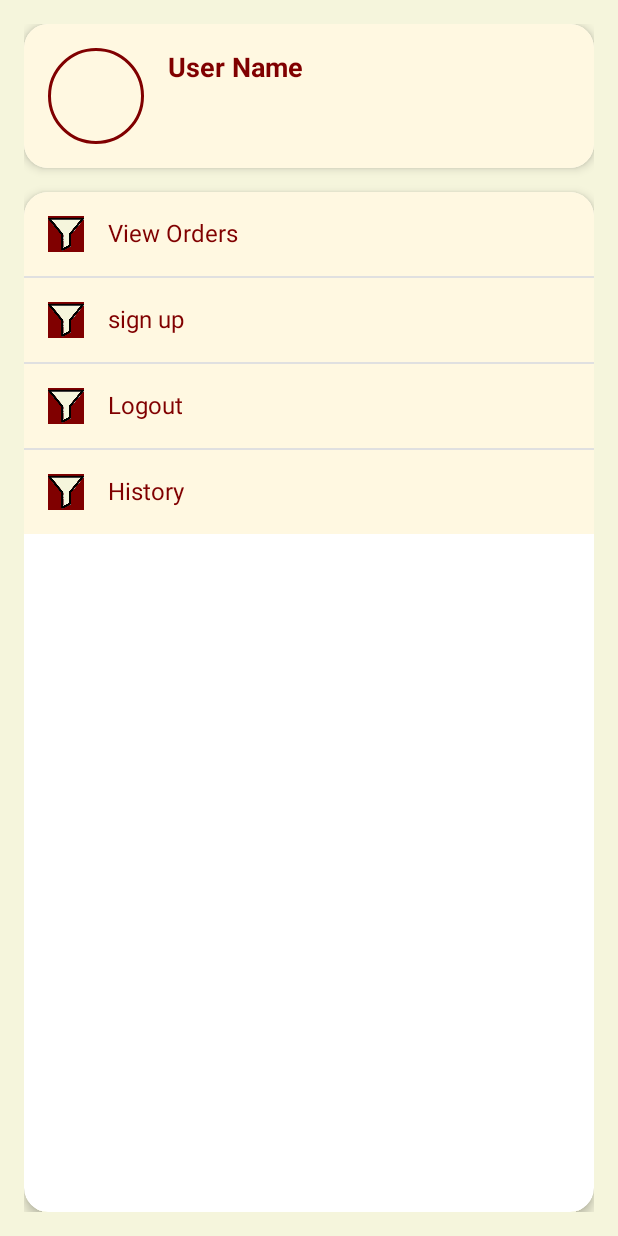
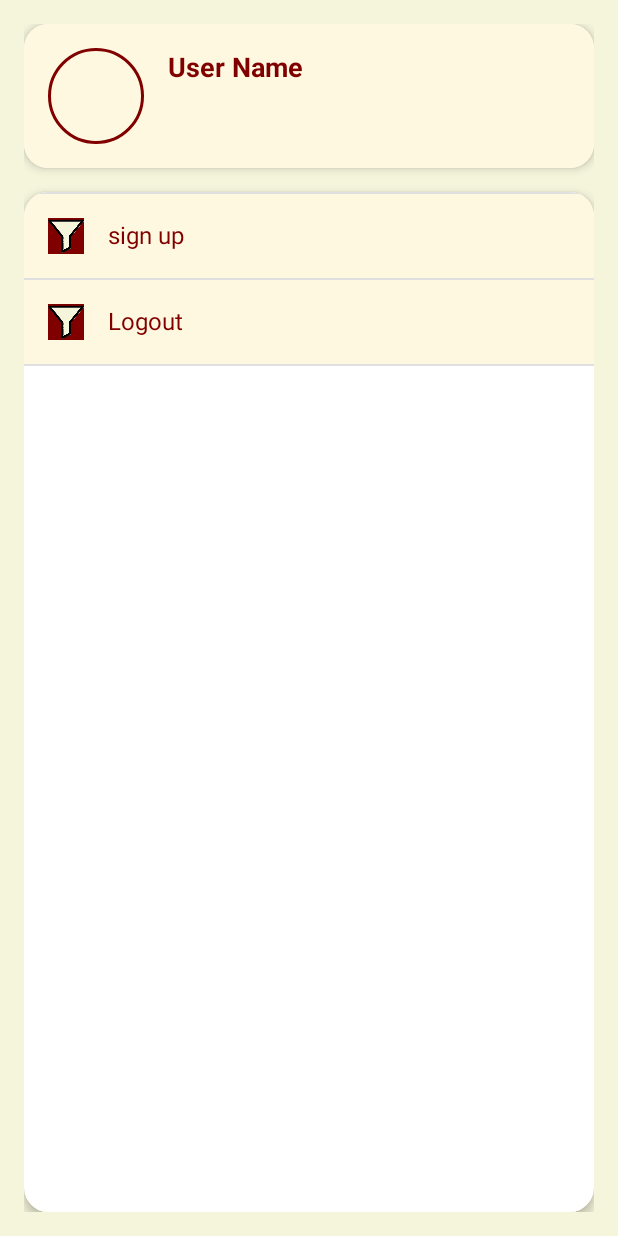
Before and after one commit to Griart135/CakesProject, an Android app: the ProfileActivity screen opened directly, with no data from a screen before it, on a phone screen of 412 x 824 dp. Run offline under Robolectric (Android 15) with nearby library versions, the phone set to English and light mode, and no system bars; our stand-ins replace Firebase (no records; nobody signed in at launch, a user with empty details on screens opened directly).

Commit message:
final commit?

```diff
--- a/app/src/main/java/com/example/afinal/CartActivity.java
+++ b/app/src/main/java/com/example/afinal/CartActivity.java
@@ -40,7 +40,7 @@ public class CartActivity extends AppCompatActivity {
         setSupportActionBar(toolbar);
         if (getSupportActionBar() != null) {
             getSupportActionBar().setDisplayHomeAsUpEnabled(true);
-            getSupportActionBar().setTitle("Корзина");
+            getSupportActionBar().setTitle("Wishlist");
         }
         toolbar.setBackgroundColor(0xFF800000);
         toolbar.setTitleTextColor(0xFFF5F5DC);
--- a/app/src/main/java/com/example/afinal/FavoritesActivity.java
+++ b/app/src/main/java/com/example/afinal/FavoritesActivity.java
@@ -38,7 +38,7 @@ public class FavoritesActivity extends AppCompatActivity {
         setSupportActionBar(toolbar);
         if (getSupportActionBar() != null) {
             getSupportActionBar().setDisplayHomeAsUpEnabled(true);
-            getSupportActionBar().setTitle("Избранное");
+            getSupportActionBar().setTitle("Favorites");
         }
         toolbar.setBackgroundColor(0xFF800000);
         toolbar.setTitleTextColor(0xFFF5F5DC);
--- a/app/src/main/java/com/example/afinal/ProfileActivity.java
+++ b/app/src/main/java/com/example/afinal/ProfileActivity.java
@@ -20,15 +20,15 @@ public class ProfileActivity extends AppCompatActivity {
         auth = FirebaseAuth.getInstance();
         profileEmail = findViewById(R.id.profile_email);
         profileName = findViewById(R.id.profile_name);
-        View ordersButton = findViewById(R.id.orders_button);
+//        View ordersButton = findViewById(R.id.orders_button);
         View editProfileButton = findViewById(R.id.edit_profile_button);
-        View historyOrders = findViewById(R.id.history_button);
+//        View historyOrders = findViewById(R.id.history_button);
         View logoutButton = findViewById(R.id.logout_button);
 
-        historyOrders.setOnClickListener(v -> {
-            startActivity(new Intent(this, OrdersHistoryActivity.class));
-            finish();
-        });
+//        historyOrders.setOnClickListener(v -> {
+//            startActivity(new Intent(this, OrdersHistoryActivity.class));
+//            finish();
+//        });
         editProfileButton.setOnClickListener(v -> {
             startActivity(new Intent(this, SignupActivity.class));
             finish();
--- a/app/src/main/res/layout/activity_profile.xml
+++ b/app/src/main/res/layout/activity_profile.xml
@@ -80,29 +80,29 @@
             android:orientation="vertical"
             android:background="#FFF8E1">
 
-            <LinearLayout
-                android:id="@+id/orders_button"
-                android:layout_width="match_parent"
-                android:layout_height="wrap_content"
-                android:orientation="horizontal"
-                android:padding="16dp"
-                android:background="?android:attr/selectableItemBackground"
-                android:clickable="true"
-                android:focusable="true">
+<!--            <LinearLayout-->
+<!--                android:id="@+id/orders_button"-->
+<!--                android:layout_width="match_parent"-->
+<!--                android:layout_height="wrap_content"-->
+<!--                android:orientation="horizontal"-->
+<!--                android:padding="16dp"-->
+<!--                android:background="?android:attr/selectableItemBackground"-->
+<!--                android:clickable="true"-->
+<!--                android:focusable="true">-->
 
-                <ImageView
-                    android:layout_width="24dp"
-                    android:layout_height="24dp"
-                    android:src="@drawable/filter4"
-                    android:layout_marginEnd="16dp"/>
+<!--                <ImageView-->
+<!--                    android:layout_width="24dp"-->
+<!--                    android:layout_height="24dp"-->
+<!--                    android:src="@drawable/filter4"-->
+<!--                    android:layout_marginEnd="16dp"/>-->
 
-                <TextView
-                    android:layout_width="wrap_content"
-                    android:layout_height="wrap_content"
-                    android:text="@string/view_orders"
-                    android:textSize="16sp"
-                    android:textColor="#800000"/>
-            </LinearLayout>
+<!--                <TextView-->
+<!--                    android:layout_width="wrap_content"-->
+<!--                    android:layout_height="wrap_content"-->
+<!--                    android:text="@string/view_orders"-->
+<!--                    android:textSize="16sp"-->
+<!--                    android:textColor="#800000"/>-->
+<!--            </LinearLayout>-->
 
             <View
                 android:layout_width="match_parent"
@@ -167,30 +167,30 @@
                 android:layout_height="1dp"
                 android:background="#E0E0E0"/>
 
-            <LinearLayout
-                android:id="@+id/history_button"
-                android:layout_width="match_parent"
-                android:layout_height="wrap_content"
-                android:orientation="horizontal"
-                android:padding="16dp"
-                android:background="?android:attr/selectableItemBackground"
-                android:clickable="true"
-                android:focusable="true">
+<!--            <LinearLayout-->
+<!--                android:id="@+id/history_button"-->
+<!--                android:layout_width="match_parent"-->
+<!--                android:layout_height="wrap_content"-->
+<!--                android:orientation="horizontal"-->
+<!--                android:padding="16dp"-->
+<!--                android:background="?android:attr/selectableItemBackground"-->
+<!--                android:clickable="true"-->
+<!--                android:focusable="true">-->
 
-                <ImageView
-                    android:layout_width="24dp"
-                    android:layout_height="24dp"
-                    android:src="@drawable/filter4"
-                    android:layout_marginEnd="16dp"/>
+<!--                <ImageView-->
+<!--                    android:layout_width="24dp"-->
+<!--                    android:layout_height="24dp"-->
+<!--                    android:src="@drawable/filter4"-->
+<!--                    android:layout_marginEnd="16dp"/>-->
 
-                <TextView
-                    android:layout_width="wrap_content"
-                    android:layout_height="wrap_content"
-                    android:text="History"
-                    android:textSize="16sp"
-                    android:textColor="#800000"/>
+<!--                <TextView-->
+<!--                    android:layout_width="wrap_content"-->
+<!--                    android:layout_height="wrap_content"-->
+<!--                    android:text="History"-->
+<!--                    android:textSize="16sp"-->
+<!--                    android:textColor="#800000"/>-->
 
-            </LinearLayout>
+<!--            </LinearLayout>-->
         </LinearLayout>
     </androidx.cardview.widget.CardView>
 
```
